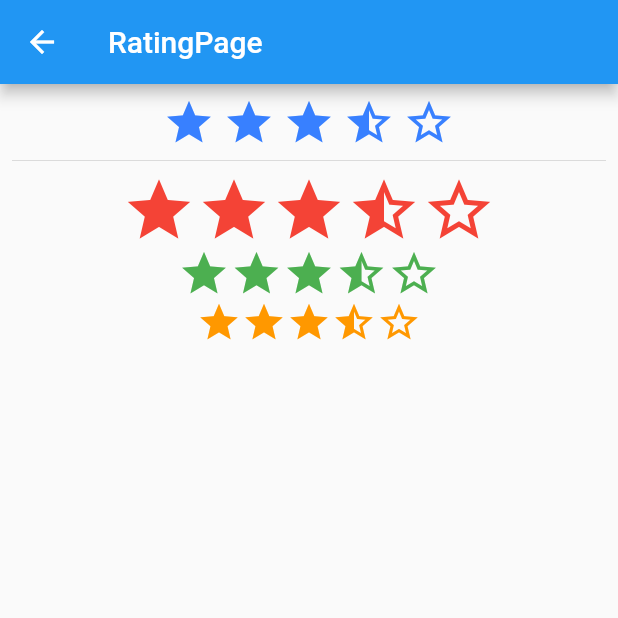
After one commit to radium0028/flutter_example, a Flutter app: the RatingPage screen opened by its route, on a phone screen of 412 x 824 dp, the top half of it. The commit adds this screen. Run offline on Flutter 3.47's test engine with Material 2 defaults, Android fonts, the phone set to English and light mode, and no system bars; drawn by our look-alikes of getwidget; our stand-ins replace get, package_info_plus, sentry_flutter, shared_preferences; missing offline and left inert: flutter_xupdate; accounts and stored records are empty; network calls fail.

Commit message:
增加rating组件演示

```diff
--- a/lib/pages/getwidget/index.dart
+++ b/lib/pages/getwidget/index.dart
@@ -16,3 +16,4 @@ export 'card.dart';
 export 'image.dart';
 export 'accordion.dart';
 export 'drawer.dart';
+export 'rating.dart';
--- /dev/null
+++ b/lib/pages/getwidget/rating.dart
@@ -0,0 +1,156 @@
+import 'package:flutter/material.dart';
+import 'package:get/get.dart';
+import 'package:getwidget/getwidget.dart';
+
+class RatingPage extends GetView<RatingPageController> {
+  const RatingPage({Key? key}) : super(key: key);
+  @override
+  Widget build(BuildContext context) {
+    Get.put(RatingPageController());
+    return Scaffold(
+      appBar: AppBar(title: const Text('RatingPage')),
+      body: SafeArea(
+          child: Padding(
+        padding: const EdgeInsets.all(8.0),
+        child: Column(
+          children: [
+            Obx(
+              () => GFRating(
+                //分值
+                value: controller.userRating,
+                //一共几个评分
+                itemCount: 5,
+                //已得分的评分图标颜色
+                color: GFColors.DARK,
+                //不得分的评分图标颜色
+                borderColor: GFColors.ALT,
+                //评分图标尺寸
+                size: GFSize.LARGE,
+                //如果为true，则允许对评分进行一半评级。默认true
+                allowHalfRating: true,
+                //充填图标样式
+                filledIcon: const Icon(
+                  Icons.star,
+                  color: GFColors.PRIMARY,
+                  size: GFSize.MEDIUM,
+                ),
+                //一半评级的图标样式
+                halfFilledIcon: const Icon(
+                  Icons.star_half,
+                  color: GFColors.PRIMARY,
+                  size: GFSize.MEDIUM,
+                ),
+                // 不得分的评分图标样式
+                defaultIcon: const Icon(
+                  Icons.star_outline,
+                  color: GFColors.PRIMARY,
+                  size: GFSize.MEDIUM,
+                ),
+                //评分之间的间距
+                spacing: 5,
+                //是否显示评分输入框
+                showTextForm: true,
+                //评分输入框的后缀图标,widget的类型，可以是任何元素。
+                //定义inputDecorations后无效。
+                suffixIcon: const Icon(Icons.favorite),
+                //得分控制器
+                controller: controller.ratingController,
+                //评分输入框的装饰器
+                inputDecorations: InputDecoration(
+                  labelText: '评分',
+                  labelStyle: const TextStyle(color: GFColors.PRIMARY),
+                  border: OutlineInputBorder(
+                    borderRadius: BorderRadius.circular(10),
+                  ),
+                ),
+                //输入框外边距
+                margin: const EdgeInsets.all(8.0),
+                //输入框内边距
+                padding: const EdgeInsets.all(8.0),
+                //分值变化回调
+                onChanged: (value) {
+                  //GetWidget拖动时虽然允许进行一半的评级，但是计算方式不准确，拖动不准确，所以这里把value设置为0.5
+                  //模拟器上测试拖动是有延时的，真机未测试。
+                  int t = value.truncate();
+                  //取value中小数点后边第一位数字
+                  int f = (value * 10).truncate() % 10;
+                  if (f >= 5) {
+                    value = t + 0.5;
+                  } else {
+                    value = t.toDouble();
+                  }
+                  controller.userRating = value;
+                  controller.ratingController.text = value.toString();
+                },
+              ),
+            ),
+            const Divider(),
+            GFRating(
+              onChanged: (value) {},
+              //分值
+              value: 3.4,
+              //一共几个评分
+              itemCount: 5,
+              //已得分的评分图标颜色
+              color: Colors.red,
+              //不得分的评分图标颜色
+              borderColor: Colors.red,
+              //评分图标尺寸
+              size: GFSize.LARGE,
+            ),
+            GFRating(
+              onChanged: (value) {},
+              //分值
+              value: 3.4,
+              //一共几个评分
+              itemCount: 5,
+              //已得分的评分图标颜色
+              color: Colors.green,
+              //不得分的评分图标颜色
+              borderColor: Colors.green,
+            ),
+            GFRating(
+              onChanged: (value) {},
+              //分值
+              value: 3.4,
+              //一共几个评分
+              itemCount: 5,
+              //已得分的评分图标颜色
+              color: Colors.orange,
+              //不得分的评分图标颜色
+              borderColor: Colors.orange,
+              //评分图标尺寸
+              size: GFSize.SMALL,
+            ),
+          ],
+        ),
+      )),
+    );
+  }
+}
+
+class RatingPageController extends GetxController {
+  late TextEditingController ratingController;
+  final _userRating = 3.5.obs;
+  get userRating => _userRating.value;
+  set userRating(value) => _userRating.value = value;
+  @override
+  void onInit() {
+    super.onInit();
+    ratingController = TextEditingController(text: userRating.toString());
+    ratingController.addListener(() {
+      var con = Get.put(RatingPageController());
+      try {
+        con.userRating = double.parse(ratingController.text);
+      } on FormatException catch (e) {
+        con.userRating = 0.0;
+      }
+    });
+  }
+
+  @override
+  void onClose() {
+    super.onClose();
+    ratingController.dispose();
+  }
+}
--- a/lib/routes/pages.dart
+++ b/lib/routes/pages.dart
@@ -109,6 +109,10 @@ abstract class AppPages {
           name: Routes.GETWIDGET_DRAWER,
           page: () => const DrawerPage(),
         ),
+        GetPage(
+          name: Routes.GETWIDGET_RATING,
+          page: () => const RatingPage(),
+        ),
       ],
     ),
   ];
```
Also changed, not shown: lib/pages/getwidget/main.dart (+3 -4 lines).
